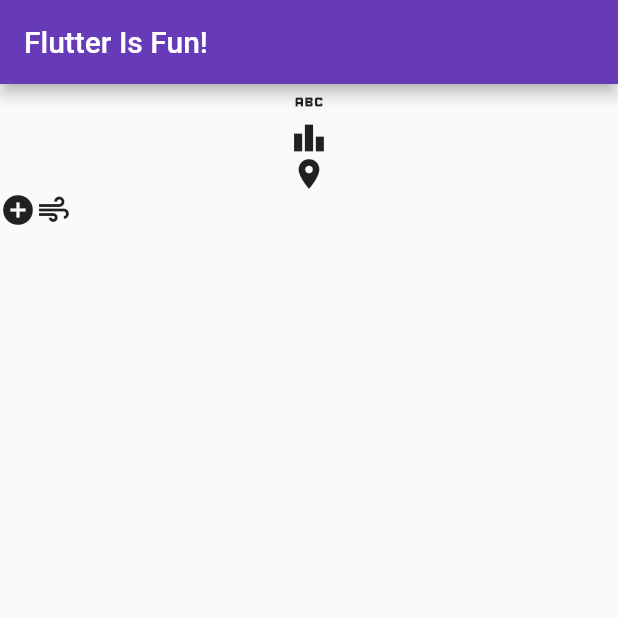
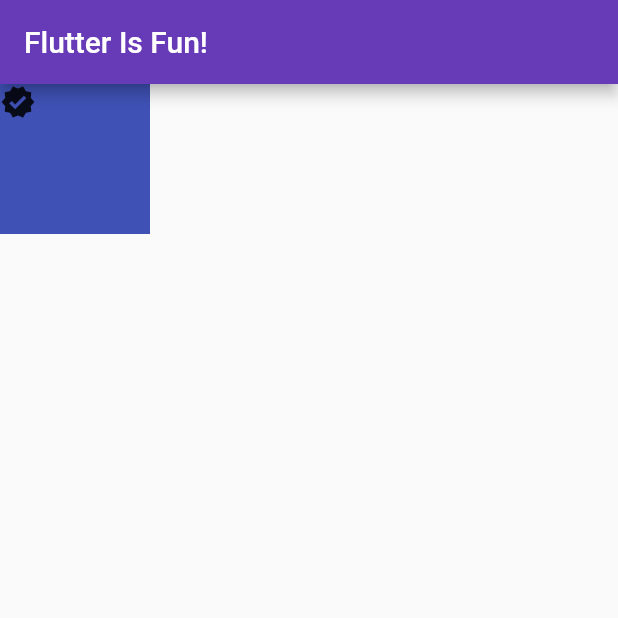
Before and after one commit to kunal9922/crossplathform, a Flutter app: the screen it shows after launch, on a phone screen of 412 x 824 dp, the top half of it. Run offline on Flutter 3.47's test engine with Material 2 defaults, Android fonts, the phone set to English and light mode, and no system bars.

Commit message:
Working with stack widgets

```diff
--- a/coolapp/lib/main.dart
+++ b/coolapp/lib/main.dart
@@ -15,16 +15,15 @@ class MpApp extends StatelessWidget {
           backgroundColor: Colors.deepPurple,
           title: const Text("Flutter Is Fun! "),
         ),
-          body: const Column(
+        body: Stack(
           children: [
-              Icon(Icons.abc),
-              Icon(Icons.leaderboard),
-              Icon(Icons.place),
-              Row(children: [
-                Icon(Icons.add_circle),
-                Icon(Icons.air),
-              ],)
-          ],)
+            Container(
+              color: Colors.indigo,
+              width: 100, height: 100,
+            ),
+            const Icon(Icons.verified),
+          ],
+        ),
       ),
     );
   }
```
Lines whose indentation alone changed are shown as unchanged.
